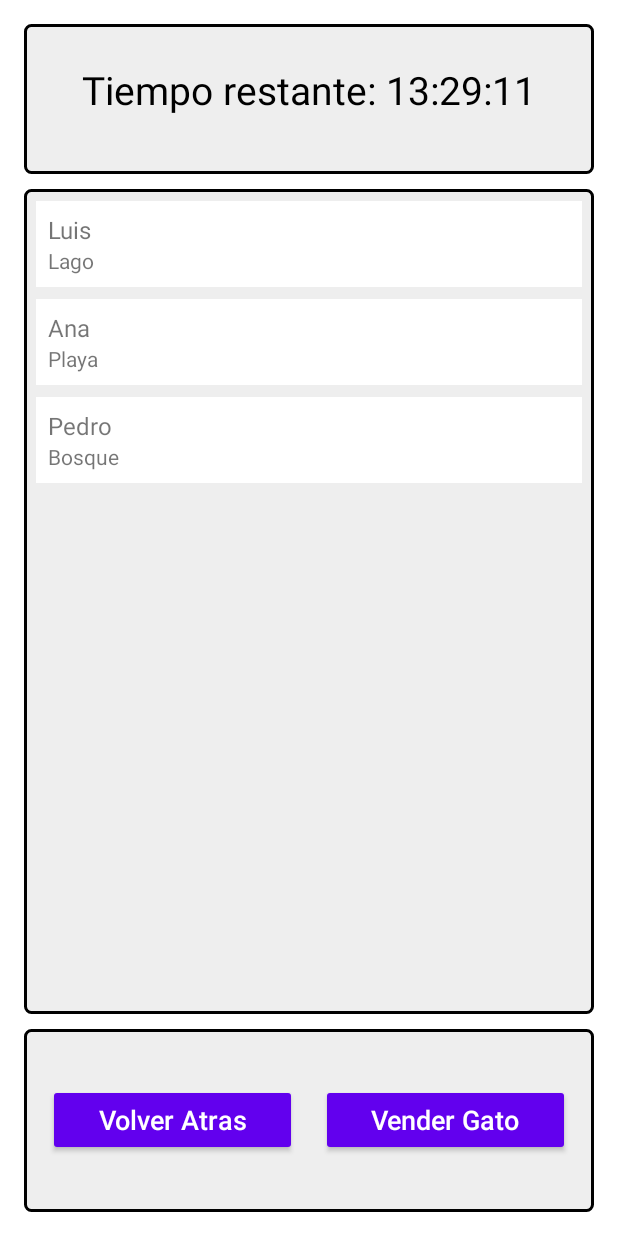
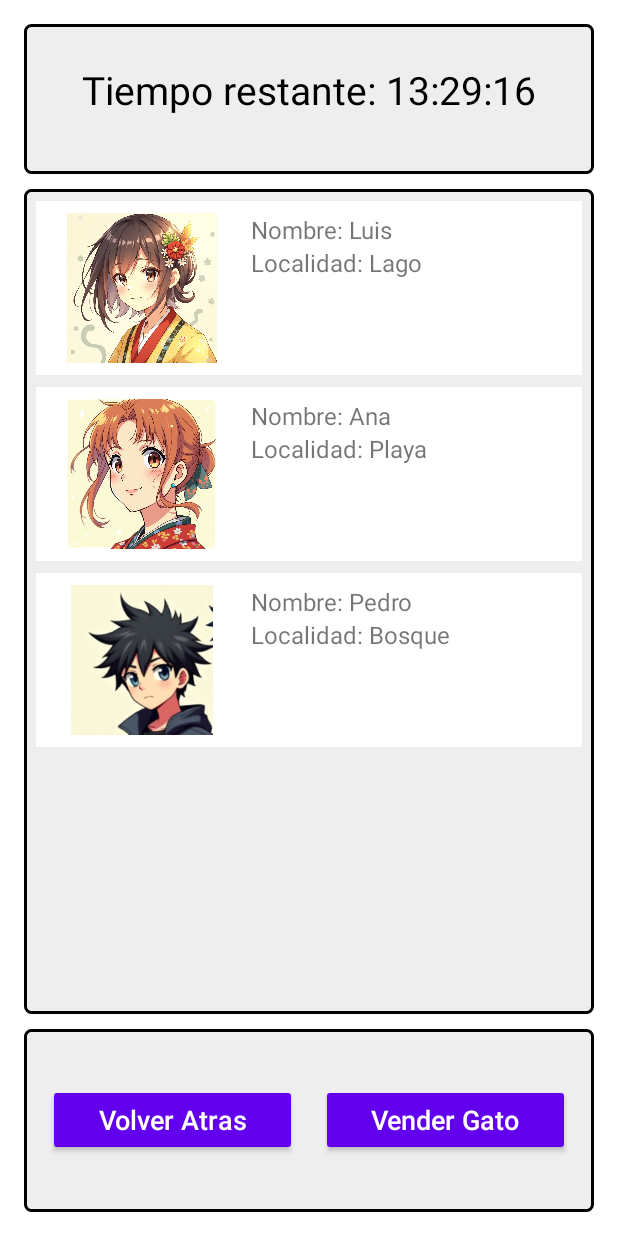
Before and after one commit to Jazaloko/GatosHunter, an Android app: the VenderGato screen opened directly, with no data from a screen before it, on a phone screen of 412 x 824 dp. Run offline under Robolectric (Android 15) with nearby library versions, the phone set to English and light mode, and no system bars.

Commit message:
Mostrar imagenes a los gatos y compradores

```diff
--- a/app/src/main/java/com/example/gatoshunter/VenderGato.kt
+++ b/app/src/main/java/com/example/gatoshunter/VenderGato.kt
@@ -10,7 +10,7 @@ import androidx.lifecycle.lifecycleScope
 import androidx.recyclerview.widget.LinearLayoutManager
 import androidx.recyclerview.widget.RecyclerView
 import com.example.gatoshunter.clases.Comprador
-import com.example.gatoshunter.clases.CompradorAdapter
+import com.example.gatoshunter.adaptes.CompradorAdapter
 import com.example.miapp.database.DatabaseHelper
 import kotlinx.coroutines.Dispatchers
 import kotlinx.coroutines.launch
--- a/app/src/main/java/com/example/gatoshunter/clases/AvatarAdapter.kt
+++ b/app/src/main/java/com/example/gatoshunter/adaptes/AvatarAdapter.kt
@@ -1,4 +1,4 @@
-package com.example.gatoshunter.clases
+package com.example.gatoshunter.adaptes
 
 import android.content.Context
 import android.view.View
--- a/app/src/main/java/com/example/gatoshunter/clases/CompradorAdapter.kt
+++ b/app/src/main/java/com/example/gatoshunter/adaptes/CompradorAdapter.kt
@@ -1,13 +1,16 @@
-package com.example.gatoshunter.clases
+package com.example.gatoshunter.adaptes
 
 import android.annotation.SuppressLint
 import android.graphics.Color
 import android.view.LayoutInflater
 import android.view.View
 import android.view.ViewGroup
+import android.widget.ImageView
 import android.widget.TextView
+import androidx.core.net.toUri
 import androidx.recyclerview.widget.RecyclerView
 import com.example.gatoshunter.R
+import com.example.gatoshunter.clases.Comprador
 
 class CompradorAdapter(private var listaCompradores: List<Comprador>) :
     RecyclerView.Adapter<CompradorAdapter.CompradorViewHolder>() {
@@ -18,8 +21,8 @@ class CompradorAdapter(private var listaCompradores: List<Comprador>) :
     // ViewHolder que mantiene las vistas de cada ítem (comprador) en el RecyclerView
     class CompradorViewHolder(itemView: View) : RecyclerView.ViewHolder(itemView) {
         val nombre: TextView = itemView.findViewById(R.id.nombreComprador) // Nombre del comprador
-        val localidad: TextView =
-            itemView.findViewById(R.id.localidadComprador) // Localidad del comprador
+        val localidad: TextView = itemView.findViewById(R.id.localidadComprador) // Localidad del comprador
+        val imagen: ImageView = itemView.findViewById(R.id.imagenComprador) // Imagen del comprador
     }
 
     // Método para crear y devolver un ViewHolder que contiene el layout de cada ítem del RecyclerView
@@ -30,13 +33,26 @@ class CompradorAdapter(private var listaCompradores: List<Comprador>) :
     }
 
     // Método que vincula los datos de un comprador a las vistas en el ViewHolder
-    @SuppressLint("NotifyDataSetChanged")
     override fun onBindViewHolder(holder: CompradorViewHolder, position: Int) {
         val comprador = listaCompradores[position] // Obtener el comprador en la posición actual
 
         // Configurar el texto de cada campo en el ViewHolder
-        holder.nombre.text = comprador.nombre
-        holder.localidad.text = comprador.localidad
+        holder.nombre.text = "Nombre: " + comprador.nombre
+        holder.localidad.text = "Localidad: " + comprador.localidad
+
+        // Configurar la imagen del comprador
+        val imagenName = comprador.img
+        val resourceId = holder.itemView.context.resources.getIdentifier(
+            imagenName,
+            "drawable",
+            holder.itemView.context.packageName
+        )
+
+        if (resourceId != 0) {
+            holder.imagen.setImageResource(resourceId)
+        } else {
+            holder.imagen.setImageResource(R.drawable.character1)
+        }
 
         // Cambiar el color de fondo del ítem seleccionado
         holder.itemView.setBackgroundColor(
--- a/app/src/main/java/com/example/gatoshunter/clases/Gato.kt
+++ b/app/src/main/java/com/example/gatoshunter/clases/Gato.kt
@@ -1,7 +1,8 @@
 package com.example.gatoshunter.clases
 
-import java.io.Serializable
+import kotlinx.serialization.Serializable
 
+@Serializable
 data class Gato(
     var id: Int?,
     var nombre: String,
@@ -10,4 +11,4 @@ data class Gato(
     var descripcion: String,
     var emocion: String,
     var img: String?
-): Serializable
+)
--- a/app/src/main/res/layout/item_comprador.xml
+++ b/app/src/main/res/layout/item_comprador.xml
@@ -2,10 +2,25 @@
 <LinearLayout xmlns:android="http://schemas.android.com/apk/res/android"
     android:layout_width="match_parent"
     android:layout_height="wrap_content"
-    android:orientation="vertical"
+    android:orientation="horizontal"
     android:padding="8dp"
     android:layout_marginBottom="8dp">
 
+    <LinearLayout
+        android:layout_width="wrap_content"
+        android:layout_height="match_parent">
+        <ImageView
+            android:id="@+id/imagenComprador"
+            android:text="@string/imagen_del_comprador"
+            android:layout_width="125dp"
+            android:layout_height="100dp"/>
+    </LinearLayout>
+
+    <LinearLayout
+        android:layout_width="match_parent"
+        android:layout_height="match_parent"
+        android:orientation="vertical"
+        android:paddingLeft="10dp">
         <TextView
             android:id="@+id/nombreComprador"
             android:layout_width="wrap_content"
@@ -18,5 +33,6 @@
             android:layout_width="wrap_content"
             android:layout_height="wrap_content"
             android:text="@string/localidad_del_comprador"
-        android:textSize="14sp" />
+            android:textSize="16sp" />
     </LinearLayout>
+</LinearLayout>
--- a/app/src/main/res/values/strings.xml
+++ b/app/src/main/res/values/strings.xml
@@ -14,4 +14,5 @@
     <string name="vender_gato">Vender Gato</string>
     <string name="imagen_del_gato">Imagen del Gato</string>
     <string name="emocion_gato">Emocion del Gato</string>
+    <string name="imagen_del_comprador" />
 </resources>
```
Also changed, not shown: app/src/main/java/com/example/gatoshunter/BuscarGato.kt (+2 -6 lines), app/src/main/java/com/example/gatoshunter/DatabaseHelper.kt (+42 -40 lines), app/src/main/java/com/example/gatoshunter/MainActivity.kt (+28 -6 lines), app/src/main/java/com/example/gatoshunter/adaptes/GatoAdapter.kt (renamed from app/src/main/java/com/example/gatoshunter/clases/GatoAdapter.kt, +32 -9 lines), app/src/main/java/com/example/gatoshunter/clases/MainAdapter.kt (deleted, +0 -82 lines), app/src/main/res/layout/item_gato.xml (+15 -3 lines). Lines whose indentation alone changed are shown as unchanged.
